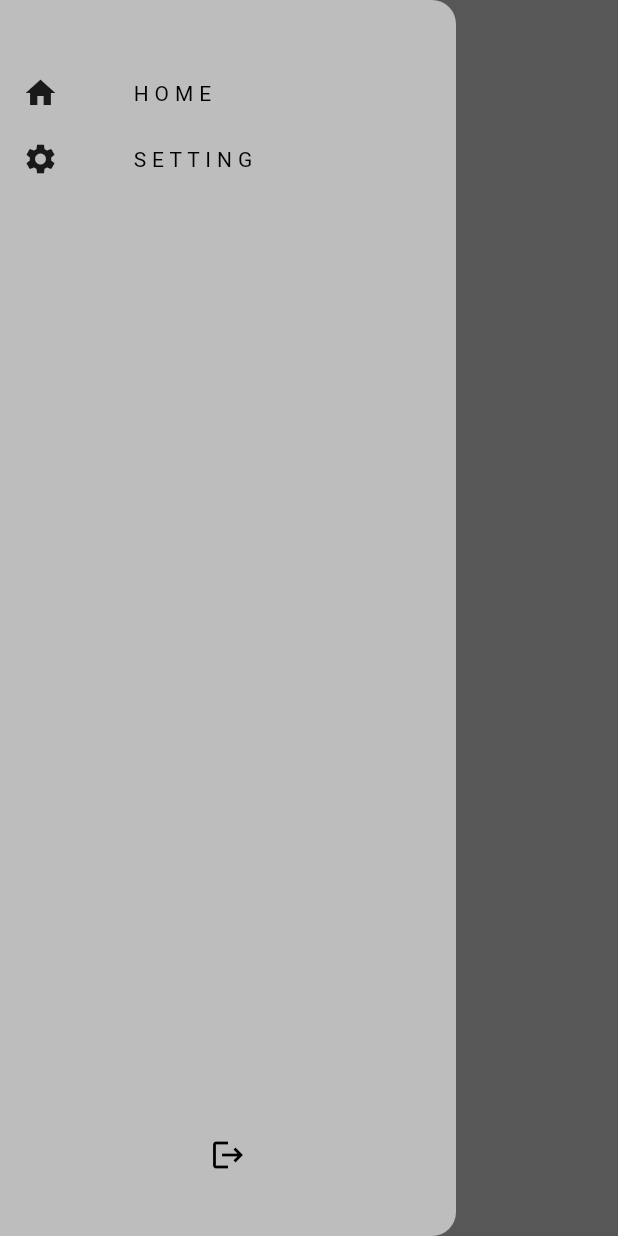
After one commit to KHUBAIB-MEO/camera_app, a Flutter app: the screen it shows once a user with an empty profile is signed in, with the side drawer open, on a phone screen of 412 x 824 dp. The commit adds this screen. Run offline on Flutter 3.47's test engine with Material 3 defaults, Android fonts, the phone set to English and light mode, and no system bars; our stand-ins replace firebase_auth, firebase_core, lottie; accounts and stored records are empty; network calls fail.

Commit message:
camera_application

```diff
--- a/lib/main.dart
+++ b/lib/main.dart
@@ -1,7 +1,5 @@
-//import 'package:camera_app/screens/login_page.dart';
 import 'package:camera_app/firebase_options.dart';
-import 'package:camera_app/screens/sign_up.dart';
-//import 'package:camera_app/screens/splash_screen.dart';
+import 'package:camera_app/services/auth_gate.dart';
 import 'package:camera_app/theme/darkmode.dart';
 import 'package:camera_app/theme/lightmode.dart';
 import 'package:firebase_core/firebase_core.dart';
@@ -24,7 +22,7 @@ class MyApp extends StatelessWidget {
       debugShowCheckedModeBanner: false,
       theme: lightMode,
       darkTheme: darkMode,
-      home: SignUp(),
+      home: AuthGate(),
     );
   }
 }
--- /dev/null
+++ b/lib/screens/home_page.dart
@@ -0,0 +1,17 @@
+import 'package:camera_app/widgets/drawer_widget.dart';
+import 'package:flutter/material.dart';
+
+class HomePage extends StatelessWidget {
+  const HomePage({super.key});
+
+  @override
+  Widget build(BuildContext context) {
+    return Scaffold(
+      appBar: AppBar(),
+      drawer: DrawerWidget(),
+      body: const Center(
+        child: Text('Welcome to the Home Page!'),
+      ),
+    );
+  }
+}
--- /dev/null
+++ b/lib/services/auth_gate.dart
@@ -0,0 +1,24 @@
+import 'package:camera_app/screens/home_page.dart';
+import 'package:camera_app/screens/login_page.dart';
+import 'package:firebase_auth/firebase_auth.dart';
+import 'package:flutter/material.dart';
+
+class AuthGate extends StatelessWidget {
+  const AuthGate({super.key});
+
+  @override
+  Widget build(BuildContext context) {
+    return Scaffold(
+      body: StreamBuilder(
+        stream: FirebaseAuth.instance.authStateChanges(),
+        builder: (context, snapshot) {
+          if (snapshot.hasData) {
+            return HomePage();
+          } else {
+            return LoginPage();
+          }
+        },
+      ),
+    );
+  }
+}
--- a/lib/services/auth_services.dart
+++ b/lib/services/auth_services.dart
@@ -1,3 +1,5 @@
+import 'package:camera_app/screens/home_page.dart';
+import 'package:camera_app/screens/login_page.dart';
 import 'package:firebase_auth/firebase_auth.dart';
 import 'package:flutter/material.dart';
 
@@ -14,6 +16,12 @@ class AuthServices {
       ScaffoldMessenger.of(context).showSnackBar(
         SnackBar(content: Text('Account Created Successfully')),
       );
+
+      Navigator.pushReplacement(
+          context,
+          MaterialPageRoute(
+            builder: (context) => LoginPage(),
+          ));
     } on FirebaseAuthException catch (e) {
       //print(e);
       if (e.code == 'weak-password') {
@@ -58,6 +66,11 @@ class AuthServices {
       ScaffoldMessenger.of(context).showSnackBar(
         SnackBar(content: Text('Account Login Successfully')),
       );
+      Navigator.pushReplacement(
+          context,
+          MaterialPageRoute(
+            builder: (context) => HomePage(),
+          ));
     } on FirebaseAuthException catch (e) {
       print(e);
       if (e.code == 'user-not-found') {
@@ -79,11 +92,16 @@ class AuthServices {
         print("K H U B A I B");
         ScaffoldMessenger.of(context).showSnackBar(
           SnackBar(
-            content: Text("Incorrect password"),
+            content: Text("Incorrect email or password"),
             duration: Duration(seconds: 1),
           ),
         );
       }
     }
   }
+
+  //SIGNOUT FUNCTION//
+  void signOut() async {
+    await FirebaseAuth.instance.signOut();
+  }
 }
--- /dev/null
+++ b/lib/widgets/drawer_widget.dart
@@ -0,0 +1,69 @@
+import 'package:camera_app/services/auth_services.dart';
+import 'package:flutter/material.dart';
+
+class DrawerWidget extends StatelessWidget {
+  DrawerWidget({super.key});
+
+  final AuthServices authServices = AuthServices();
+  @override
+  Widget build(BuildContext context) {
+    return Drawer(
+      child: Column(
+        mainAxisAlignment: MainAxisAlignment.spaceBetween,
+        children: [
+          Column(
+            children: [
+              const SizedBox(
+                height: 50,
+              ),
+              GestureDetector(
+                onTap: () {
+                  Navigator.pop(context);
+                },
+                child: Row(
+                  children: [
+                    Padding(
+                      padding: const EdgeInsets.only(left: 15),
+                      child: Icon(Icons.home),
+                    ),
+                    const SizedBox(
+                      width: 50,
+                    ),
+                    Text("H O M E"),
+                  ],
+                ),
+              ),
+              const SizedBox(
+                height: 20,
+              ),
+              GestureDetector(
+                onTap: () {},
+                child: Row(
+                  children: [
+                    Padding(
+                      padding: const EdgeInsets.only(left: 15),
+                      child: Icon(Icons.settings),
+                    ),
+                    const SizedBox(
+                      width: 50,
+                    ),
+                    Text("S E T T I N G"),
+                  ],
+                ),
+              ),
+            ],
+          ),
+          Padding(
+            padding: const EdgeInsets.only(bottom: 30.0),
+            child: IconButton(
+              onPressed: () {
+                authServices.signOut();
+              },
+              icon: Icon(Icons.logout),
+            ),
+          ),
+        ],
+      ),
+    );
+  }
+}
```
